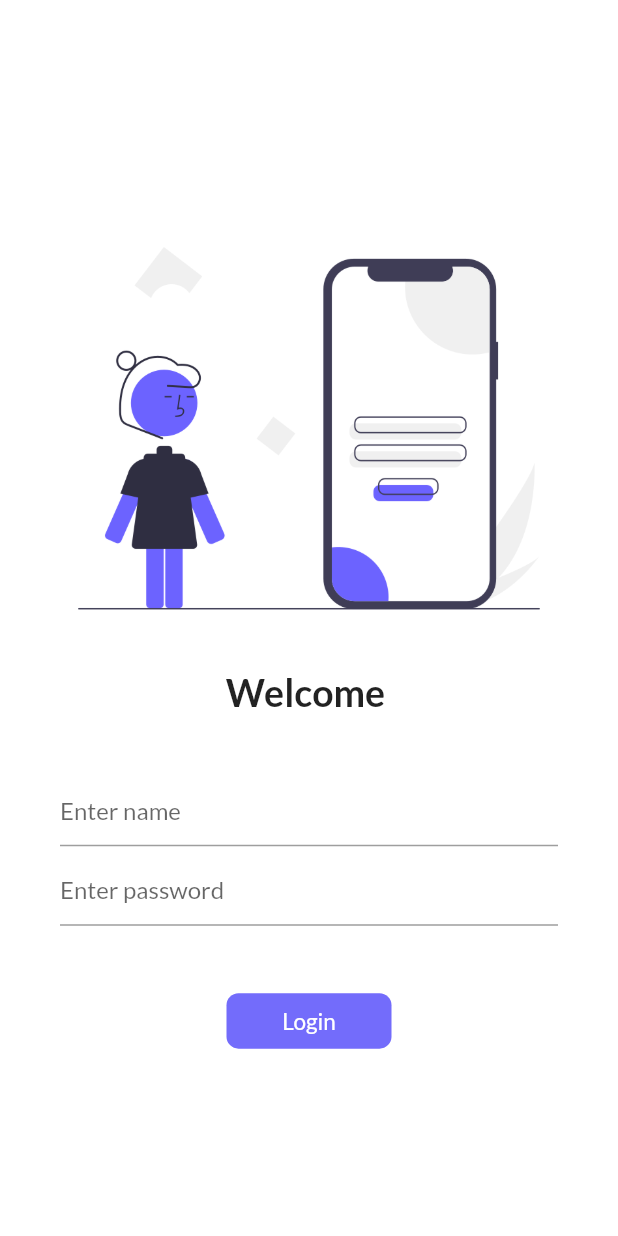
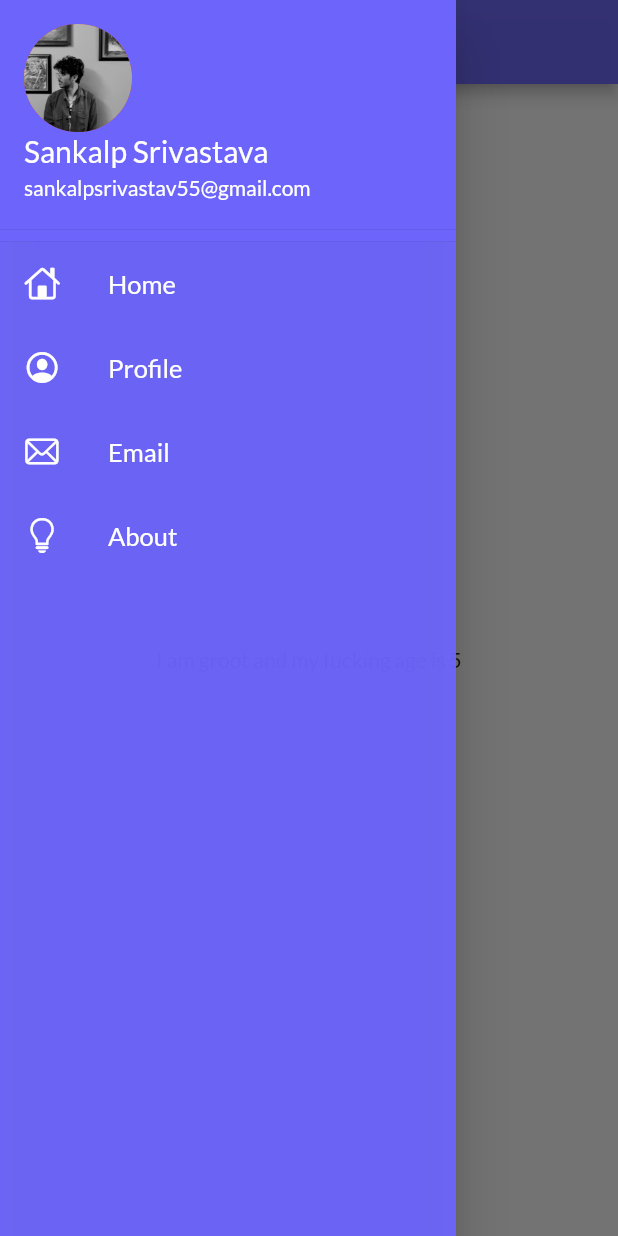
Before and after one commit to sank4lp55/lessgo, a Flutter app: the screen it shows after launch, with the side drawer open (before the commit the screen has no drawer), on a phone screen of 412 x 824 dp. Run offline on Flutter 3.47's test engine with Material 2 defaults, Android fonts, the light colour scheme and no system bars; our stand-ins replace google_fonts.

Commit message:
Material drawer | Devtools | Listview  | circular avatar |

```diff
--- a/lib/main.dart
+++ b/lib/main.dart
@@ -20,6 +20,8 @@ class MyApp extends StatelessWidget {
         fontFamily: GoogleFonts.lato().fontFamily,
       ),
       darkTheme: ThemeData(brightness: Brightness.dark),
+      initialRoute: MyRoutes.homeRoute,
+      debugShowCheckedModeBanner: false,
       routes: {
         "/": (context) => Loginpage(),
         MyRoutes.homeRoute: (context) => Homepage()
--- a/lib/pages/Homepage.dart
+++ b/lib/pages/Homepage.dart
@@ -1,4 +1,5 @@
 import 'package:flutter/material.dart';
+import 'package:lessgo/widgets/drawer.dart';
 
 class Homepage extends StatelessWidget {
   const Homepage({Key? key}) : super(key: key);
@@ -10,13 +11,14 @@ class Homepage extends StatelessWidget {
     return Scaffold(
       appBar: AppBar(
         title: Text("My app"),
+        backgroundColor: Color.fromRGBO(108, 100, 251, 0.95),
       ),
       body: Center(
         child: Container(
           child: Text('I am $name and my fucking age is $age'),
         ),
       ),
-      drawer: Drawer(),
+      drawer: MyDrawer(),
     );
   }
 }
--- a/lib/pages/Loginpage.dart
+++ b/lib/pages/Loginpage.dart
@@ -61,7 +61,7 @@ class _LoginpageState extends State<Loginpage> {
                     child: Column(
                       children: [
                         TextFormField(
-                          decoration: InputDecoration(hintText: "Enter name"),
+                          decoration: InputDecoration(hintText: "Enter Name"),
                           validator: (String? value) {
                             if (value!.isEmpty) {
                               // null safety
--- /dev/null
+++ b/lib/widgets/drawer.dart
@@ -0,0 +1,75 @@
+import 'package:flutter/cupertino.dart';
+import 'package:flutter/material.dart';
+
+class MyDrawer extends StatelessWidget {
+  const MyDrawer({Key? key}) : super(key: key);
+
+  @override
+  Widget build(BuildContext context) {
+    return Drawer(
+      backgroundColor: Color.fromRGBO(108, 100, 251, 0.95),
+      child: ListView(
+        children: [
+          DrawerHeader(
+            padding: EdgeInsets.zero,
+            margin: EdgeInsets.zero,
+            decoration: BoxDecoration(
+              color: Color.fromRGBO(108, 100, 251, 0.95),
+            ),
+            child: UserAccountsDrawerHeader(
+              decoration: BoxDecoration(
+                color: Color.fromRGBO(108, 100, 251, 0.95),
+              ),
+              accountName:
+                  Text("Sankalp Srivastava", style: TextStyle(fontSize: 20)),
+              accountEmail: Text("sankalpsrivastav55@gmail.com"),
+              currentAccountPicture: CircleAvatar(
+                backgroundImage: AssetImage("assets/images/profilePic.jpg"),
+              ),
+            ),
+          ),
+          ListTile(
+            leading: Icon(
+              CupertinoIcons.home,
+              color: Colors.white,
+            ),
+            title: Text(
+              "Home",
+              style: TextStyle(color: Colors.white, fontSize: 17),
+            ),
+          ),
+          ListTile(
+            leading: Icon(
+              CupertinoIcons.profile_circled,
+              color: Colors.white,
+            ),
+            title: Text(
+              "Profile",
+              style: TextStyle(color: Colors.white, fontSize: 17),
+            ),
+          ),
+          ListTile(
+            leading: Icon(
+              CupertinoIcons.envelope,
+              color: Colors.white,
+            ),
+            title: Text(
+              "Email",
+              style: TextStyle(color: Colors.white, fontSize: 17),
+            ),
+          ),
+          ListTile(
+            leading: Icon(
+              CupertinoIcons.lightbulb,
+              color: Colors.white,
+            ),
+            title: Text(
+              "About",
+              style: TextStyle(color: Colors.white, fontSize: 17),
+            ),
+          ),
+        ],
+      ),
+    );
+  }
+}
```
Also changed, not shown: assets/images/profilePic.jpg (added).
